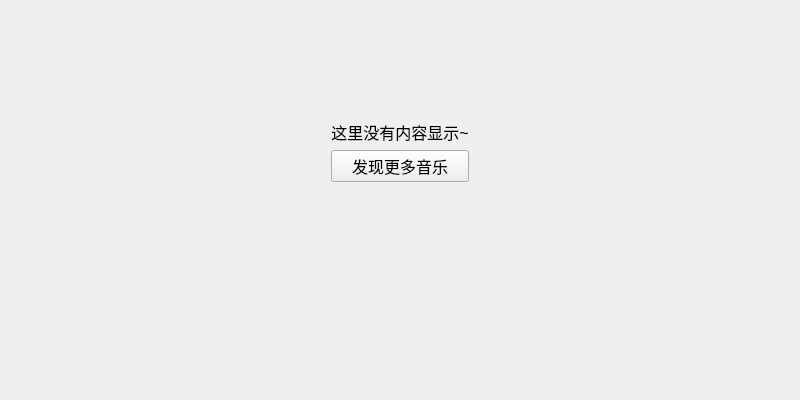
The window that KuGouStart/AllMusic/AllRecent/AllRecent.ui (a-mo-xi-wei/Qt-KuGouAppClient) describes before a commit, drawn with Qt 5.
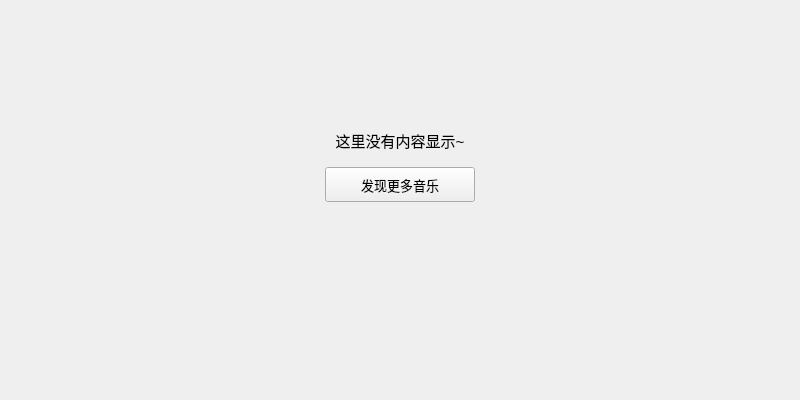
The same window after the commit.

Diff of the .ui file:
```diff
--- a/KuGouStart/AllMusic/AllRecent/AllRecent.ui
+++ b/KuGouStart/AllMusic/AllRecent/AllRecent.ui
@@ -13,28 +13,31 @@
   <property name="windowTitle">
    <string>AllRecent</string>
   </property>
-  <layout class="QVBoxLayout" name="verticalLayout">
+  <layout class="QVBoxLayout" name="verticalLayout_2">
    <item>
     <widget class="QWidget" name="widget_3" native="true">
-     <layout class="QVBoxLayout" name="verticalLayout_8">
+     <layout class="QVBoxLayout" name="verticalLayout" stretch="2,1,3">
+      <property name="topMargin">
+       <number>0</number>
+      </property>
       <item>
        <spacer name="verticalSpacer_2">
         <property name="orientation">
          <enum>Qt::Vertical</enum>
         </property>
-        <property name="sizeType">
-         <enum>QSizePolicy::Fixed</enum>
-        </property>
         <property name="sizeHint" stdset="0">
          <size>
           <width>20</width>
-          <height>100</height>
+          <height>40</height>
          </size>
         </property>
        </spacer>
       </item>
       <item>
        <layout class="QGridLayout" name="gridLayout">
+        <property name="verticalSpacing">
+         <number>15</number>
+        </property>
         <item row="0" column="0">
          <spacer name="horizontalSpacer_8">
           <property name="orientation">
@@ -52,18 +55,18 @@
          <widget class="QLabel" name="label_16">
           <property name="font">
            <font>
-            <pointsize>12</pointsize>
+            <pointsize>11</pointsize>
            </font>
           </property>
           <property name="text">
            <string>这里没有内容显示~</string>
           </property>
           <property name="alignment">
-           <set>Qt::AlignCenter</set>
+           <set>Qt::AlignBottom|Qt::AlignHCenter</set>
           </property>
          </widget>
         </item>
-        <item row="0" column="2" rowspan="2">
+        <item row="0" column="2">
          <spacer name="horizontalSpacer_9">
           <property name="orientation">
            <enum>Qt::Horizontal</enum>
@@ -76,11 +79,36 @@
           </property>
          </spacer>
         </item>
-        <item row="1" column="1" rowspan="2">
-         <widget class="QPushButton" name="pushButton_7">
+        <item row="1" column="0">
+         <spacer name="horizontalSpacer_11">
+          <property name="orientation">
+           <enum>Qt::Horizontal</enum>
+          </property>
+          <property name="sizeHint" stdset="0">
+           <size>
+            <width>40</width>
+            <height>20</height>
+           </size>
+          </property>
+         </spacer>
+        </item>
+        <item row="1" column="1">
+         <widget class="QPushButton" name="search_pushButton">
+          <property name="minimumSize">
+           <size>
+            <width>150</width>
+            <height>35</height>
+           </size>
+          </property>
+          <property name="maximumSize">
+           <size>
+            <width>150</width>
+            <height>35</height>
+           </size>
+          </property>
           <property name="font">
            <font>
-            <pointsize>12</pointsize>
+            <pointsize>10</pointsize>
            </font>
           </property>
           <property name="cursor">
@@ -91,20 +119,7 @@
           </property>
          </widget>
         </item>
-        <item row="2" column="0">
-         <spacer name="horizontalSpacer_11">
-          <property name="orientation">
-           <enum>Qt::Horizontal</enum>
-          </property>
-          <property name="sizeHint" stdset="0">
-           <size>
-            <width>40</width>
-            <height>20</height>
-           </size>
-          </property>
-         </spacer>
-        </item>
-        <item row="2" column="2">
+        <item row="1" column="2">
          <spacer name="horizontalSpacer_10">
           <property name="orientation">
            <enum>Qt::Horizontal</enum>
```
Left out of the diff: 5 changed lines with no effect on the pictures.
